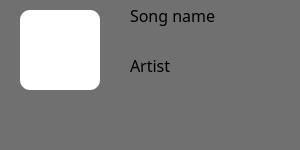
The window that ui/item.ui (DoMinhTuong/python-app) describes before a commit, drawn with Qt 5.
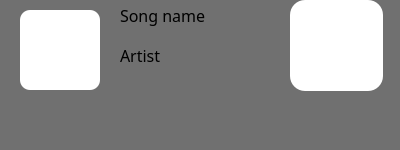
The same window after the commit. Icons and pictures are not drawn.

Commit message: sdfcr ssx

What changed in the file:
```diff
--- a/ui/item.ui
+++ b/ui/item.ui
@@ -6,7 +6,7 @@
    <rect>
     <x>0</x>
     <y>0</y>
-    <width>300</width>
+    <width>400</width>
     <height>150</height>
    </rect>
   </property>
@@ -38,7 +38,7 @@
    <widget class="QLabel" name="label_2">
     <property name="geometry">
      <rect>
-      <x>130</x>
+      <x>120</x>
       <y>0</y>
       <width>131</width>
       <height>31</height>
@@ -57,8 +57,8 @@
    <widget class="QLabel" name="label_3">
     <property name="geometry">
      <rect>
-      <x>130</x>
-      <y>50</y>
+      <x>120</x>
+      <y>40</y>
       <width>131</width>
       <height>31</height>
      </rect>
@@ -73,6 +73,28 @@
      <string>Artist</string>
     </property>
    </widget>
+   <widget class="QPushButton" name="play_btn">
+    <property name="geometry">
+     <rect>
+      <x>290</x>
+      <y>0</y>
+      <width>93</width>
+      <height>91</height>
+     </rect>
+    </property>
+    <property name="styleSheet">
+     <string notr="true">background-color:rgb(255, 255, 255);
+border-radius: 15px;
+</string>
+    </property>
+    <property name="text">
+     <string/>
+    </property>
+    <property name="icon">
+     <iconset>
+      <normaloff>../img/images.png</normaloff>../img/images.png</iconset>
+    </property>
+   </widget>
   </widget>
   <widget class="QMenuBar" name="menubar">
    <property name="geometry">
```
Left out of the diff: 8 changed lines with no effect on the pictures.
